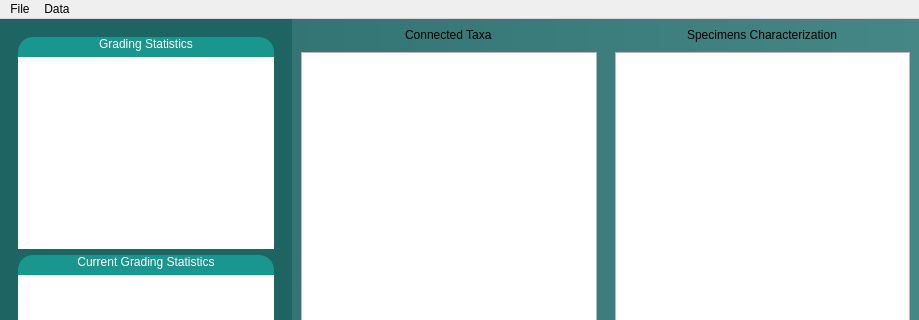
Above: iSpecIDApp/mainwindow.ui from lmpn/iSpecID before the change; both pictures show x 0 to 919 and y 0 to 320 of the 919 by 1028 pixel window. Below: the same form after it.
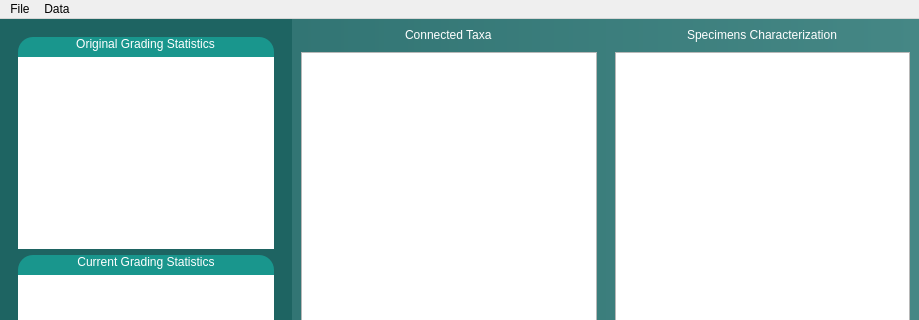
That is the form after the change. Icons and pictures are not drawn.

```diff
--- a/iSpecIDApp/mainwindow.ui
+++ b/iSpecIDApp/mainwindow.ui
@@ -112,6 +112,10 @@
               <verstretch>0</verstretch>
              </sizepolicy>
             </property>
+            <property name="styleSheet">
+             <string notr="true">color : white
+</string>
+            </property>
             <property name="text">
              <string>Specimens Characterization</string>
             </property>
@@ -200,6 +204,10 @@
               <verstretch>0</verstretch>
              </sizepolicy>
             </property>
+            <property name="styleSheet">
+             <string notr="true">color : white
+</string>
+            </property>
             <property name="text">
              <string>Connected Taxa</string>
             </property>
@@ -422,7 +430,7 @@
                 <string notr="true">color:white</string>
                </property>
                <property name="text">
-                <string>Grading Statistics</string>
+                <string>Original Grading Statistics</string>
                </property>
                <property name="alignment">
                 <set>Qt::AlignBottom|Qt::AlignHCenter</set>
```
Left out of the diff: 13 changed lines with no effect on the pictures.
